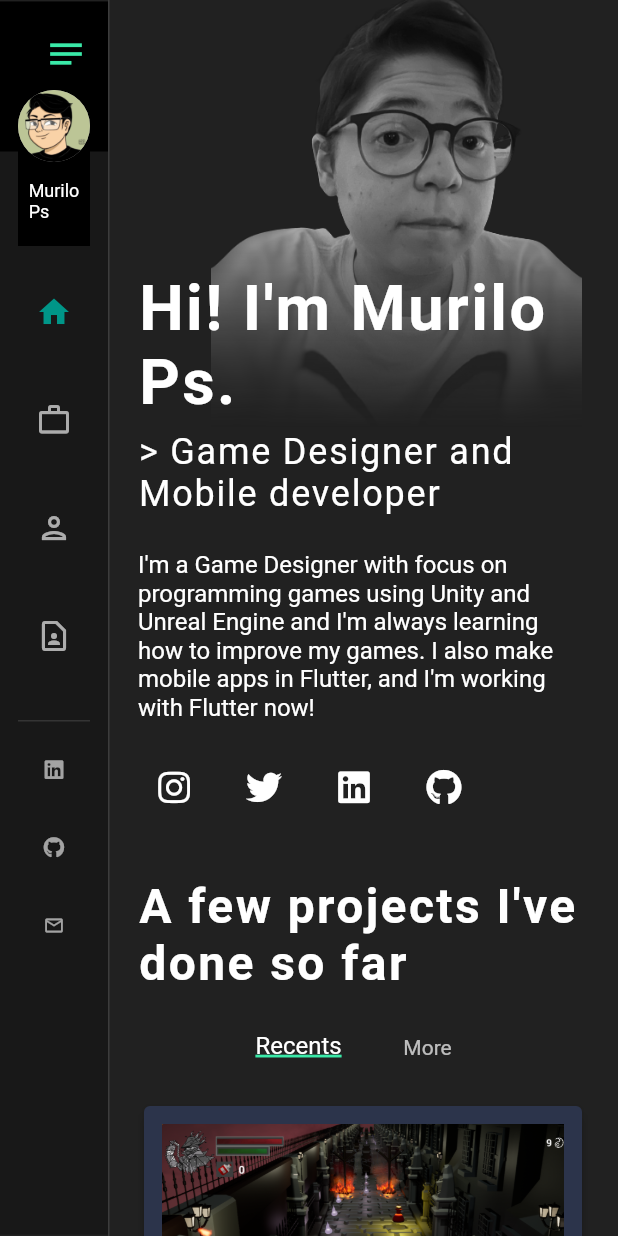
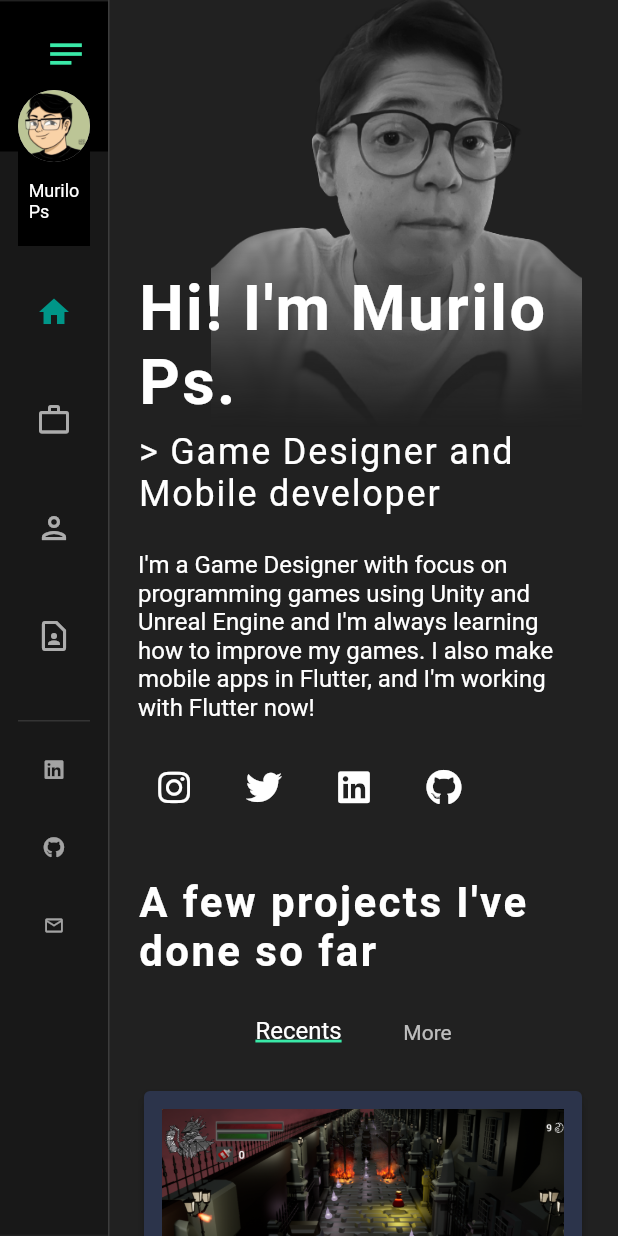
Before and after one commit to murilinhoPs/murilinho-portfolio, a Flutter app: the screen it shows after launch, on a phone screen of 412 x 824 dp. Run offline on Flutter 3.47's test engine with Material 2 defaults, Android fonts, the phone set to English and light mode, and no system bars; our stand-ins replace flutter_markdown, responsive_builder.

Commit message:
Adjust font sizes and animation transition from recent to all projects

```diff
--- a/lib/pages/main_page/sections/projects/mobile/project_card_mobile.dart
+++ b/lib/pages/main_page/sections/projects/mobile/project_card_mobile.dart
@@ -1,6 +1,5 @@
 import 'package:flutter/material.dart';
 import 'package:murilinho_portfolio/pages/main_page/sections/projects/model/project_model.dart';
-import 'package:murilinho_portfolio/route/routes_names.dart';
 import 'package:murilinho_portfolio/utils/constants.dart';
 import 'package:murilinho_portfolio/utils/helpers.dart';
 import 'package:murilinho_portfolio/widgets/tag_text_widget.dart';
--- a/lib/pages/main_page/sections/projects/mobile/projects_mobile.dart
+++ b/lib/pages/main_page/sections/projects/mobile/projects_mobile.dart
@@ -27,7 +27,7 @@ class _ProjectsMobileState extends State<ProjectsMobile> {
           Text(
             Strings.projectsSubtitle,
             style: TextStyle(
-              fontSize: 32,
+              fontSize: 28,
               fontWeight: FontWeight.bold,
               letterSpacing: 1.6,
             ),
@@ -55,9 +55,8 @@ class _ProjectsMobileState extends State<ProjectsMobile> {
                   ? CrossFadeState.showSecond
                   : CrossFadeState.showFirst,
               duration: crossFadeDuration,
-              sizeCurve: Curves.bounceOut,
-              firstCurve: Curves.easeIn,
-              secondCurve: Curves.easeOut,
+              firstCurve: Curves.easeInCubic,
+              secondCurve: Curves.decelerate,
               firstChild: _buildRecentProjects(),
               secondChild: _buildAllProjects(),
             ),
```
Also changed, not shown: lib/pages/main_page/sections/projects/desktop/project_card_desktop.dart (+10 -7 lines), lib/pages/main_page/sections/projects/desktop/projects_desktop.dart (+5 -4 lines).
